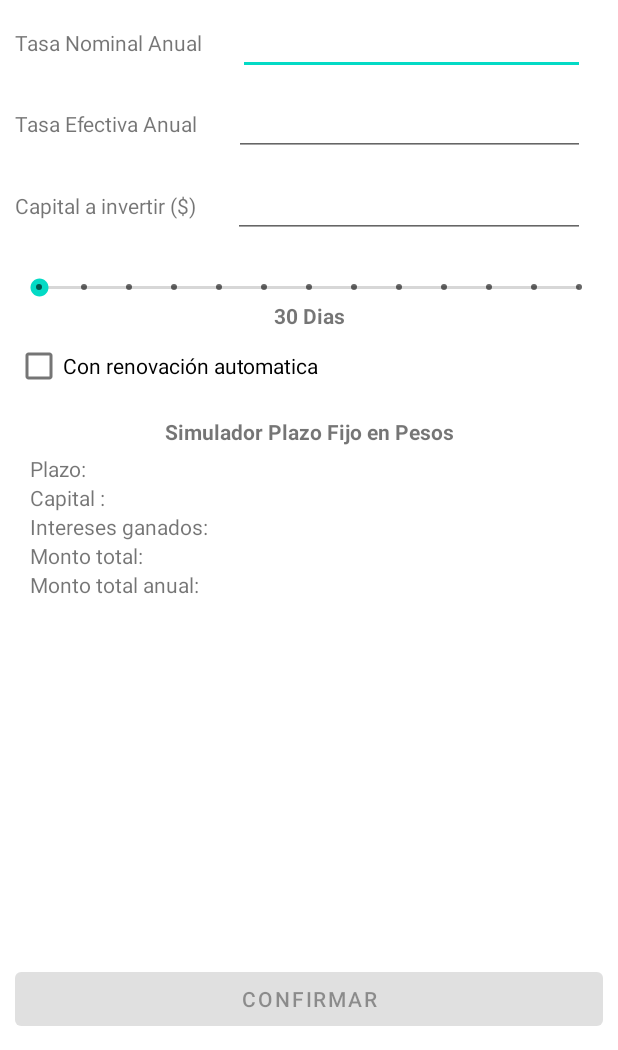
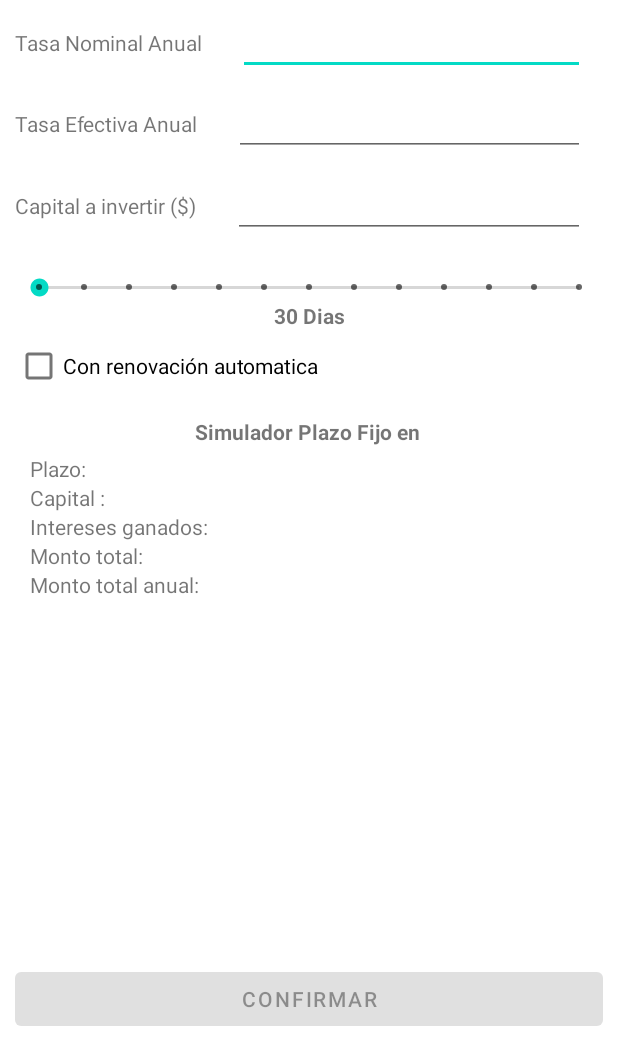
Before and after one commit to German-Vanni/BancoUTN, an Android app: the SimularPlazoFijo screen opened directly, with no data from a screen before it, on a phone screen of 412 x 824 dp, the part 186-1236 px from its top. Run offline under Robolectric (Android 15) with nearby library versions, the phone set to English and light mode, and no system bars; 1 statement that could not run was skipped.

Commit message:
Tipo de moneda ahora cambia en simular plazo fijo

```diff
--- a/app/src/main/java/com/example/banco_utn_gts/MainActivity.java
+++ b/app/src/main/java/com/example/banco_utn_gts/MainActivity.java
@@ -98,9 +98,6 @@ public class MainActivity extends AppCompatActivity {
             @Override
             public void onClick(View view) {
 
-
-
-
                 String capitalString = String.format("%.2f",capitalInvertirSimulado);
                 String message = "Tu plazo fijo de ";
                 String monedaString = binding.spinnerMoneda.getSelectedItem().toString().toLowerCase();
--- a/app/src/main/java/com/example/banco_utn_gts/SimularPlazoFijo.java
+++ b/app/src/main/java/com/example/banco_utn_gts/SimularPlazoFijo.java
@@ -14,6 +14,8 @@ import android.widget.SeekBar;
 import android.widget.TextView;
 
 import com.example.banco_utn_gts.databinding.ActivitySimularPlazoFijoBinding;
+
+import java.util.Locale;
 
 public class SimularPlazoFijo extends AppCompatActivity {
     ActivitySimularPlazoFijoBinding binding;
@@ -52,6 +54,9 @@ public class SimularPlazoFijo extends AppCompatActivity {
             apellido = bundle.getString("apellido");
             moneda = bundle.getString("moneda");
         }
+        String tituloResultado =  binding.tituloResultadoTextview.getText().toString();
+        tituloResultado += moneda.substring(0,1).toUpperCase() + moneda.substring(1).toLowerCase();
+        binding.tituloResultadoTextview.setText(tituloResultado);
 
         binding.confirmarButton.setEnabled(false);
 
--- a/app/src/main/res/layout/activity_simular_plazo_fijo.xml
+++ b/app/src/main/res/layout/activity_simular_plazo_fijo.xml
@@ -143,10 +143,11 @@
         android:orientation="vertical">
 
         <TextView
+            android:id="@+id/titulo_resultado_textview"
             android:layout_width="match_parent"
             android:layout_height="wrap_content"
             android:layout_marginBottom="5dp"
-            android:text="Simulador Plazo Fijo en Pesos"
+            android:text="Simulador Plazo Fijo en "
             android:textAlignment="center"
             android:textStyle="bold" />
 
```
